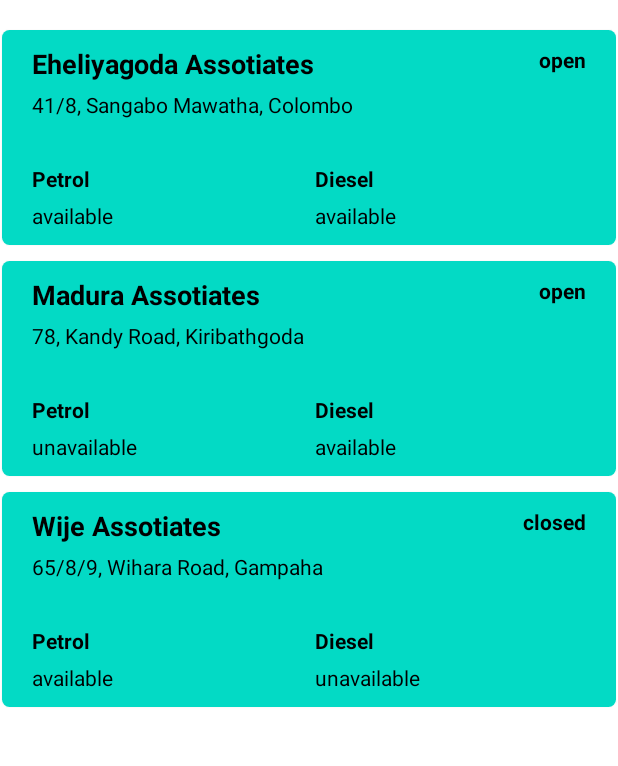
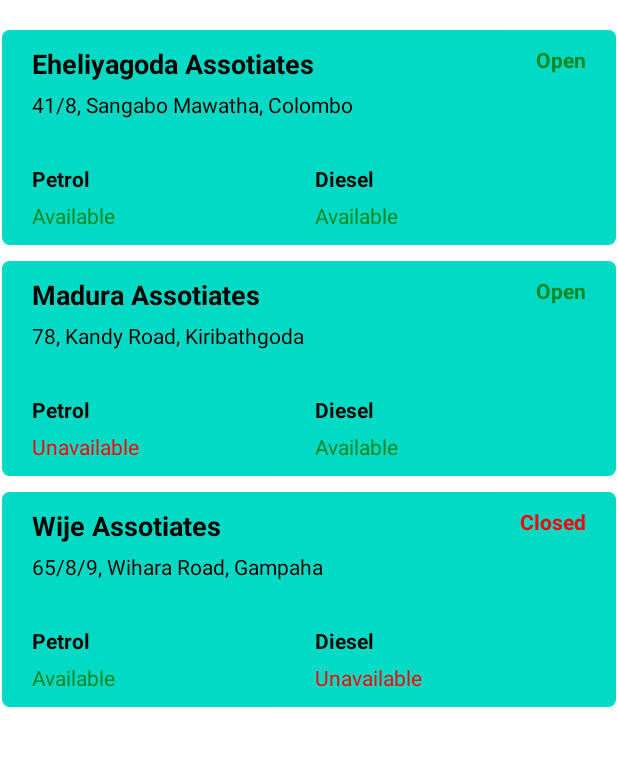
Before and after one commit to paradocx96/FuelMe-App, an Android app: the OwnerStationsActivity screen opened directly, with no data from a screen before it, on a phone screen of 412 x 824 dp, the part 62-828 px from its top. Run offline under Robolectric (Android 15) with nearby library versions, the phone set to English and light mode, and no system bars.

Commit message:
Added logic to OwnerStationsRecyclerViewAdapter to change text color based on status and capitalize text

```diff
--- a/app/src/main/java/com/example/fuelme/ui/owner_dashboard_screen/adapters/OwnerStationsRecyclerViewAdapter.java
+++ b/app/src/main/java/com/example/fuelme/ui/owner_dashboard_screen/adapters/OwnerStationsRecyclerViewAdapter.java
@@ -2,6 +2,7 @@ package com.example.fuelme.ui.owner_dashboard_screen.adapters;
 
 import android.content.Context;
 import android.content.Intent;
+import android.graphics.Color;
 import android.util.Log;
 import android.view.LayoutInflater;
 import android.view.View;
@@ -46,12 +47,69 @@ public class OwnerStationsRecyclerViewAdapter extends RecyclerView.Adapter<Owner
         //get the fuel station for the position
         FuelStation currentFuelStation = fuelStations.get(position);
 
+        //station open status
+        String stationOpenStatus = currentFuelStation.getOpenStatus();
+
+        //set the open status to support capitalization
+        if (stationOpenStatus.equalsIgnoreCase("open")){
+            stationOpenStatus = "Open";
+        }
+        else if (stationOpenStatus.equalsIgnoreCase("closed")){
+            stationOpenStatus = "Closed";
+        }
+
+        //current fuel station fuel availability in strings
+        String petrolAvailabilityString = currentFuelStation.getPetrolStatus();
+        String dieselAvailabilityString = currentFuelStation.getDieselStatus();
+
+        //set the availability strings to support capitalization
+        if (petrolAvailabilityString.equalsIgnoreCase("available")){
+            petrolAvailabilityString = "Available";
+        }
+        else if(petrolAvailabilityString.equalsIgnoreCase("unavailable")) {
+            petrolAvailabilityString = "Unavailable";
+        }
+
+
+        if (dieselAvailabilityString.equalsIgnoreCase("available")){
+            dieselAvailabilityString = "Available";
+        }
+        else if(dieselAvailabilityString.equalsIgnoreCase("unavailable")) {
+            dieselAvailabilityString = "Unavailable";
+        }
+
+
+
         //assigning values to the text views
         holder.txtViewStationName.setText(fuelStations.get(position).getStationName());
         holder.txtViewStationAddress.setText(fuelStations.get(position).getStationAddress());
-        holder.txtViewOpenStatus.setText(fuelStations.get(position).getOpenStatus());
-        holder.txtViewPetrolStatus.setText(fuelStations.get(position).getPetrolStatus());
-        holder.txtViewDieselStatus.setText(fuelStations.get(position).getDieselStatus());
+        holder.txtViewOpenStatus.setText(stationOpenStatus);
+        holder.txtViewPetrolStatus.setText(petrolAvailabilityString);
+        holder.txtViewDieselStatus.setText(dieselAvailabilityString);
+
+        //set the text color based on station open status
+        if (stationOpenStatus.equalsIgnoreCase("open")){
+            holder.txtViewOpenStatus.setTextColor(Color.parseColor("#0E8921"));
+        }
+        else if (stationOpenStatus.equalsIgnoreCase("closed")){
+            holder.txtViewOpenStatus.setTextColor(Color.parseColor("#FF0000"));
+        }
+
+        //set text color based on fuel availability
+        if (petrolAvailabilityString.equalsIgnoreCase("available")){
+            holder.txtViewPetrolStatus.setTextColor(Color.parseColor("#0E8921"));
+        }
+        else if(petrolAvailabilityString.equalsIgnoreCase("unavailable")) {
+            holder.txtViewPetrolStatus.setTextColor(Color.parseColor("#FF0000"));
+        }
+
+
+        if (dieselAvailabilityString.equalsIgnoreCase("available")){
+            holder.txtViewDieselStatus.setTextColor(Color.parseColor("#0E8921"));
+        }
+        else if(dieselAvailabilityString.equalsIgnoreCase("unavailable")) {
+            holder.txtViewDieselStatus.setTextColor(Color.parseColor("#FF0000"));
+        }
 
         //set onclick listener for card
         //this navigates to the single view of the fuel station
```
